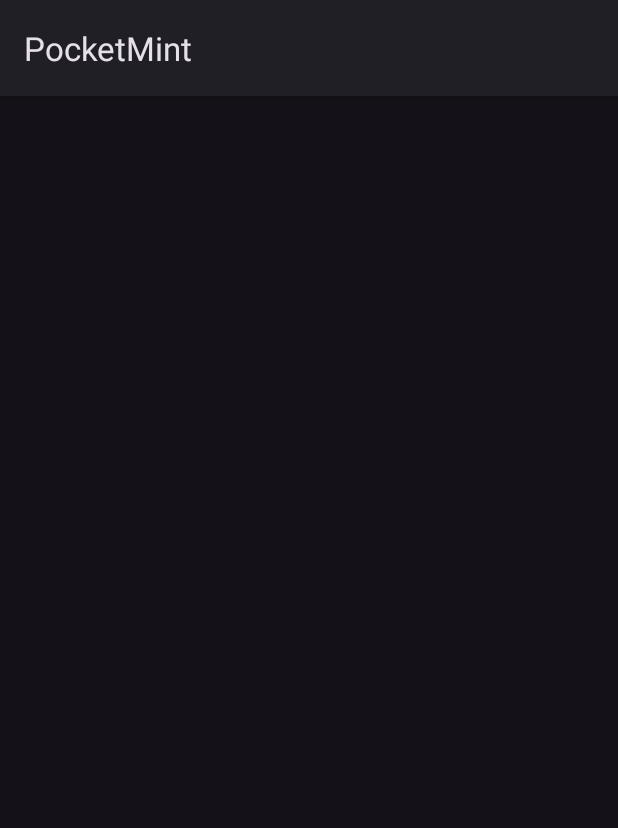
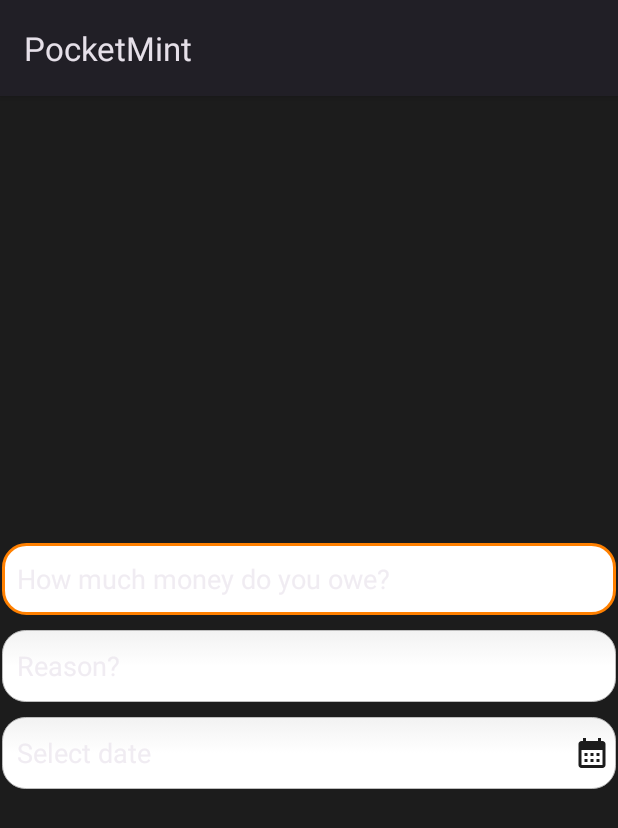
Before and after one commit to karasiVsGoku/PocketMint-, an Android app: the DebtInformationActivity screen opened directly, with no data from a screen before it, on a phone screen of 412 x 824 dp. Shown: the top 828 px of the screen. Run offline under Robolectric (Android 15) with nearby library versions, the phone set to English and light mode, and no system bars.

Commit message:
Final Commit

```diff
--- a/app/src/main/java/com/example/pocketmint/DebtInformationActivity.java
+++ b/app/src/main/java/com/example/pocketmint/DebtInformationActivity.java
@@ -1,6 +1,10 @@
 package com.example.pocketmint;
 
+import android.app.DatePickerDialog;
 import android.os.Bundle;
+import android.view.View;
+import android.widget.DatePicker;
+import android.widget.EditText;
 
 import androidx.activity.EdgeToEdge;
 import androidx.appcompat.app.AppCompatActivity;
@@ -8,7 +12,14 @@ import androidx.core.graphics.Insets;
 import androidx.core.view.ViewCompat;
 import androidx.core.view.WindowInsetsCompat;
 
+import java.text.SimpleDateFormat;
+import java.util.Calendar;
+import java.util.Locale;
+
 public class DebtInformationActivity extends AppCompatActivity {
+
+    private final Calendar calendar = Calendar.getInstance();
+    private EditText datePicker;
 
     @Override
     protected void onCreate(Bundle savedInstanceState) {
@@ -20,5 +31,41 @@ public class DebtInformationActivity extends AppCompatActivity {
             v.setPadding(systemBars.left, systemBars.top, systemBars.right, systemBars.bottom);
             return insets;
         });
+
+
+        datePicker = findViewById(R.id.date_input);
+        selectedDate();
+
+
     }
+
+    private void selectedDate() {
+        DatePickerDialog.OnDateSetListener date = new DatePickerDialog.OnDateSetListener() {
+            @Override
+            public void onDateSet(DatePicker view, int year, int month, int dayOfMonth) {
+                calendar.set(Calendar.YEAR, year);
+                calendar.set(Calendar.MONTH, month);
+                calendar.set(Calendar.DAY_OF_MONTH, dayOfMonth);
+
+                datePicker.setText(updateDate());
+
+            }
+        };
+
+        datePicker.setOnClickListener(new View.OnClickListener() {
+            @Override
+            public void onClick(View v) {
+                new DatePickerDialog(DebtInformationActivity.this, date, calendar.get(Calendar.YEAR), calendar.get(Calendar.MONTH), calendar.get(Calendar.DAY_OF_MONTH)).show();
+            }
+        });
+    }
+
+    private String updateDate() {
+        String format = "yyyy-MM-dd";
+        SimpleDateFormat dateFormat = new SimpleDateFormat(format, Locale.getDefault());
+        return dateFormat.format(calendar.getTime());
+    }
+
+
+
 }
--- /dev/null
+++ b/app/src/main/res/drawable/calendar.xml
@@ -0,0 +1,5 @@
+<vector xmlns:android="http://schemas.android.com/apk/res/android" android:height="24dp" android:tint="#1C1C1C" android:viewportHeight="24" android:viewportWidth="24" android:width="24dp">
+
+    <path android:fillColor="@android:color/white" android:pathData="M19,4h-1V2h-2v2H8V2H6v2H5C3.89,4 3.01,4.9 3.01,6L3,20c0,1.1 0.89,2 2,2h14c1.1,0 2,-0.9 2,-2V6C21,4.9 20.1,4 19,4zM19,20H5V10h14V20zM9,14H7v-2h2V14zM13,14h-2v-2h2V14zM17,14h-2v-2h2V14zM9,18H7v-2h2V18zM13,18h-2v-2h2V18zM17,18h-2v-2h2V18z"/>
+
+</vector>
--- a/app/src/main/res/layout/activity_debt_information.xml
+++ b/app/src/main/res/layout/activity_debt_information.xml
@@ -5,6 +5,66 @@
     android:id="@+id/main"
     android:layout_width="match_parent"
     android:layout_height="match_parent"
+    android:background="@color/mint_background"
     tools:context=".DebtInformationActivity">
 
+    <LinearLayout
+        android:layout_width="409dp"
+        android:layout_height="wrap_content"
+        android:orientation="vertical"
+        app:layout_constraintBottom_toBottomOf="parent"
+        app:layout_constraintEnd_toEndOf="parent"
+        app:layout_constraintStart_toStartOf="parent"
+        app:layout_constraintTop_toTopOf="parent">
+
+        <EditText
+            android:id="@+id/money_amount_input"
+            android:layout_width="wrap_content"
+            android:layout_height="48dp"
+            android:layout_gravity="center"
+            android:autofillHints=""
+            android:background="@drawable/rounded_edittext"
+            android:ems="22"
+            android:hint="How much money do you owe?"
+            android:inputType="text"
+            android:paddingStart="10dp"
+            android:paddingTop="10dp"
+            android:paddingBottom="10dp"
+            tools:ignore="RtlSymmetry" />
+
+        <EditText
+            android:id="@+id/reason_input"
+            android:layout_width="wrap_content"
+            android:layout_height="48dp"
+            android:layout_marginTop="10dp"
+            android:layout_gravity="center"
+            android:background="@drawable/rounded_edittext"
+            android:ems="22"
+            android:hint="Reason?"
+            android:inputType="text"
+            android:paddingStart="10dp"
+            android:paddingTop="10dp"
+            android:paddingBottom="10dp"
+            tools:ignore="RtlSymmetry" />
+
+        <EditText
+            android:id="@+id/date_input"
+            android:layout_width="match_parent"
+            android:layout_height="wrap_content"
+            android:background="@drawable/rounded_edittext"
+            android:ems="10"
+            android:inputType="date"
+            android:minHeight="48dp"
+            android:paddingTop="10dp"
+            android:paddingStart="10dp"
+            android:layout_marginTop="10dp"
+            android:paddingBottom="10dp"
+            android:hint="Select date"
+            android:drawableRight="@drawable/calendar"
+            tools:ignore="RtlSymmetry" />
+
+
+    </LinearLayout>
+
+
 </androidx.constraintlayout.widget.ConstraintLayout>
```
